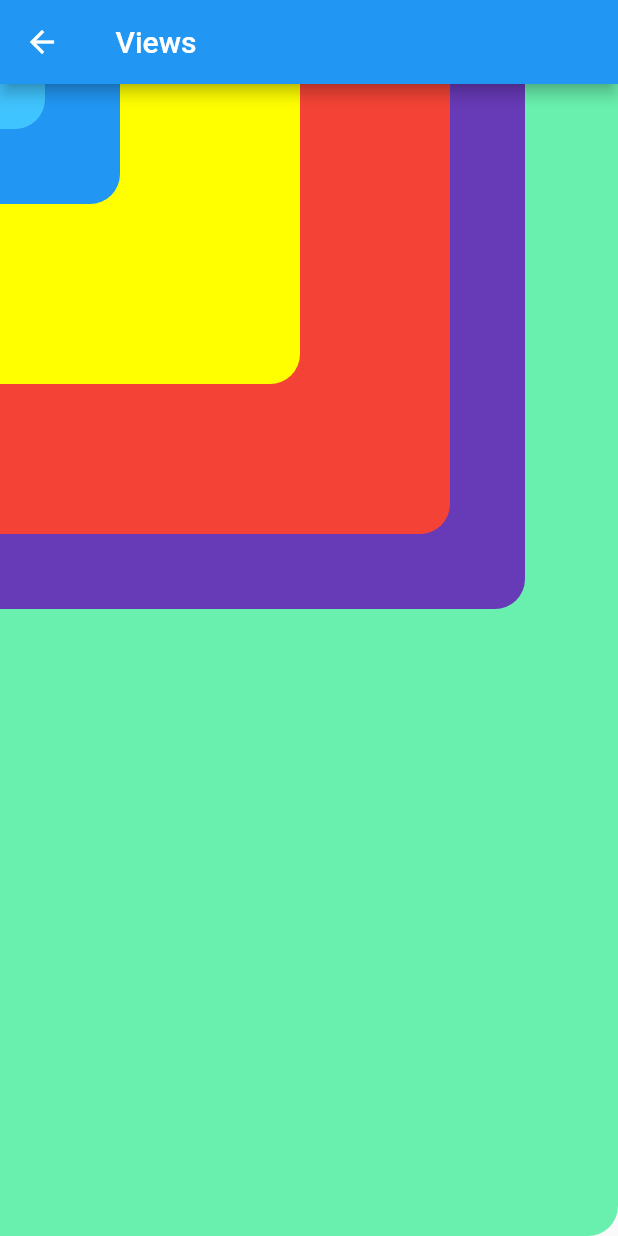
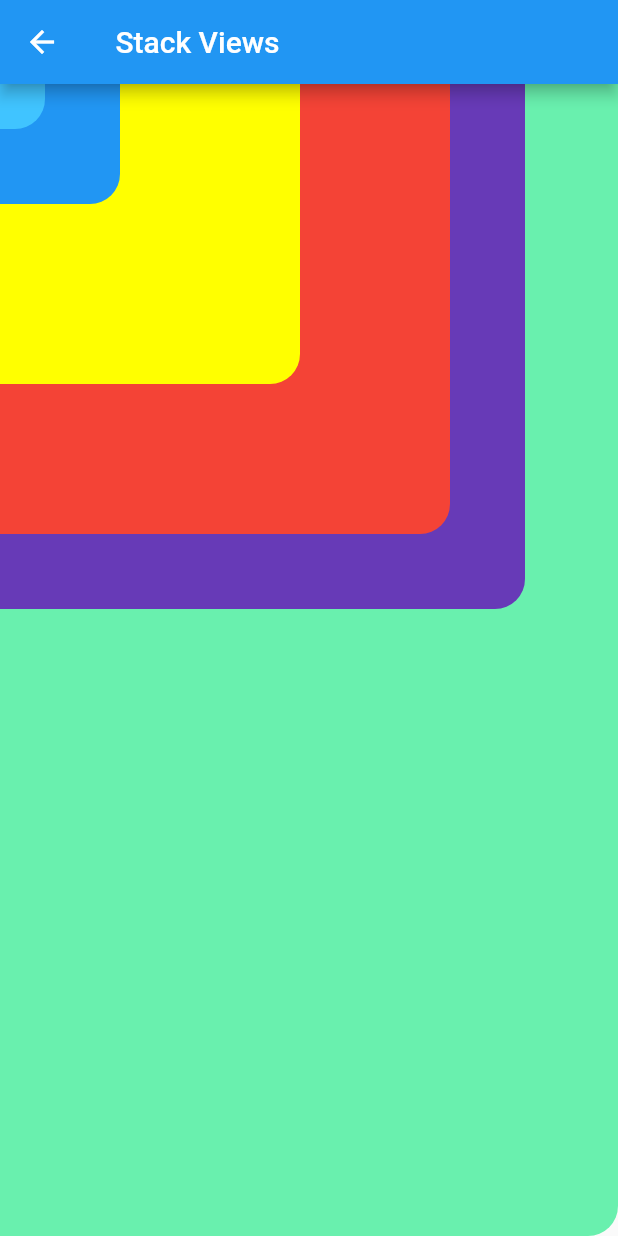
Before and after one commit to ConociendoFlutter/widgets_flutter_app, a Flutter app: the StackPage screen opened by its route, on a phone screen of 412 x 824 dp. Run offline on Flutter 3.47's test engine with Material 2 defaults, Android fonts, the phone set to English and light mode, and no system bars.

Commit message:
Refactoring App3

```diff
--- a/lib/src/pages/listView_page.dart
+++ b/lib/src/pages/listView_page.dart
@@ -1,6 +1,5 @@
 import 'dart:async';
 import 'dart:math';
-
 import 'package:flutter/material.dart';
 
 class ListViewsPage extends StatefulWidget {
@@ -27,7 +26,6 @@ class _ListViewsPageState extends State<ListViewsPage> {
   @override
   void dispose() {
     super.dispose();
-
     _scroll.dispose();
   }
 
@@ -57,10 +55,8 @@ class _ListViewsPageState extends State<ListViewsPage> {
 
   void addNumberRandom() {
     var rng = new Random();
-
     for (var i = 0; i < 50; i++) {
       listaNumeros.add(rng.nextInt(100));
-
       setState(() {});
     }
   }
@@ -69,10 +65,8 @@ class _ListViewsPageState extends State<ListViewsPage> {
     final duration = new Duration(seconds: 2);
     new Timer(duration, () {
       listaNumeros.clear();
-
       addNumberRandom();
     });
-
     return Future.delayed(duration);
   }
 }
--- a/lib/src/pages/stack_page.dart
+++ b/lib/src/pages/stack_page.dart
@@ -4,7 +4,7 @@ class StackPage extends StatelessWidget {
   @override
   Widget build(BuildContext context) {
     return Scaffold(
-      appBar: AppBar(title: Text(' Views')),
+      appBar: AppBar(title: Text(' Stack Views')),
       body: Stack(
         children: <Widget>[
           ClipRRect(
```
